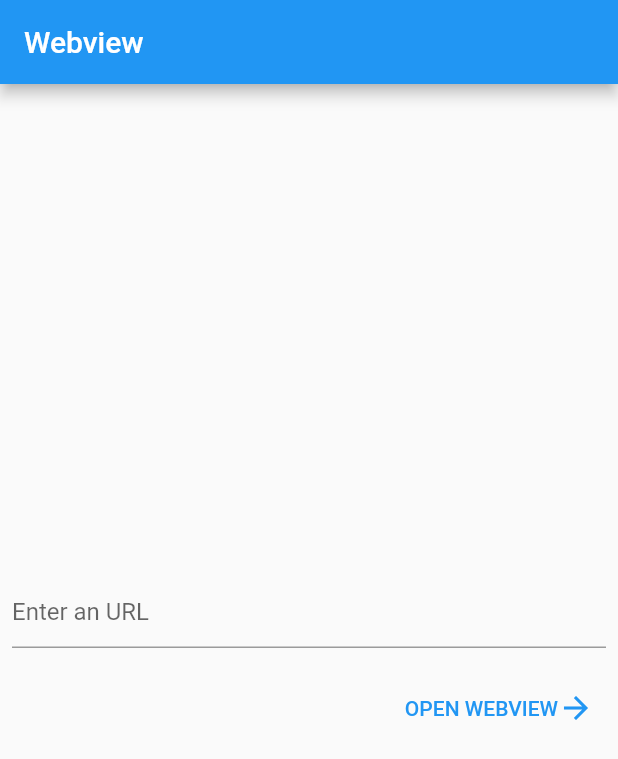
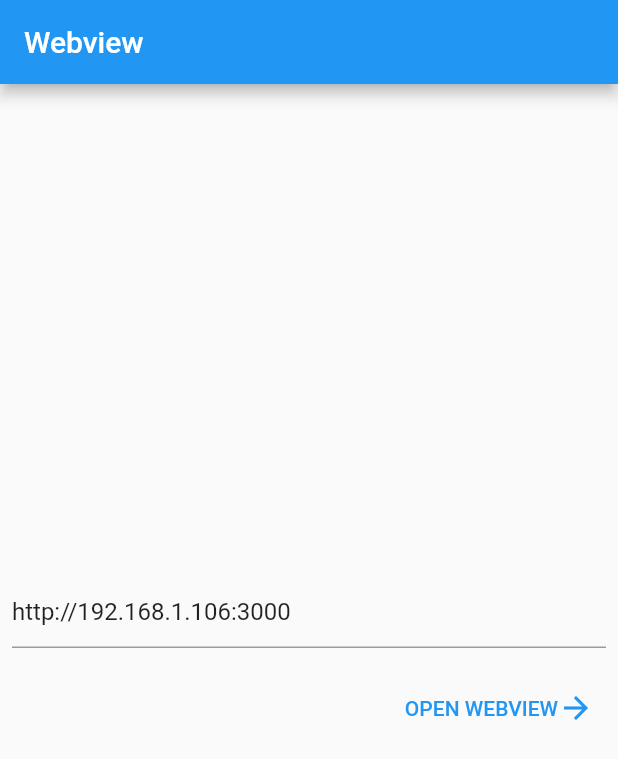
Before and after one commit to ngoan98tv/simple_webview, a Flutter app: the screen it shows after launch, on a phone screen of 412 x 824 dp. Shown: the top 759 px of the screen. Run offline on Flutter 3.47's test engine with Material 2 defaults, Android fonts, the phone set to English and light mode, and no system bars; our stand-ins replace webview_flutter.

```diff
--- a/lib/home.dart
+++ b/lib/home.dart
@@ -4,7 +4,7 @@ import 'package:simple_webview/webview.dart';
 class MyHomePage extends StatelessWidget {
   MyHomePage({super.key});
 
-  final ctrl = TextEditingController();
+  final ctrl = TextEditingController(text: "http://192.168.1.106:3000");
 
   @override
   Widget build(BuildContext context) {
```
Also changed, not shown: 1 other file.
